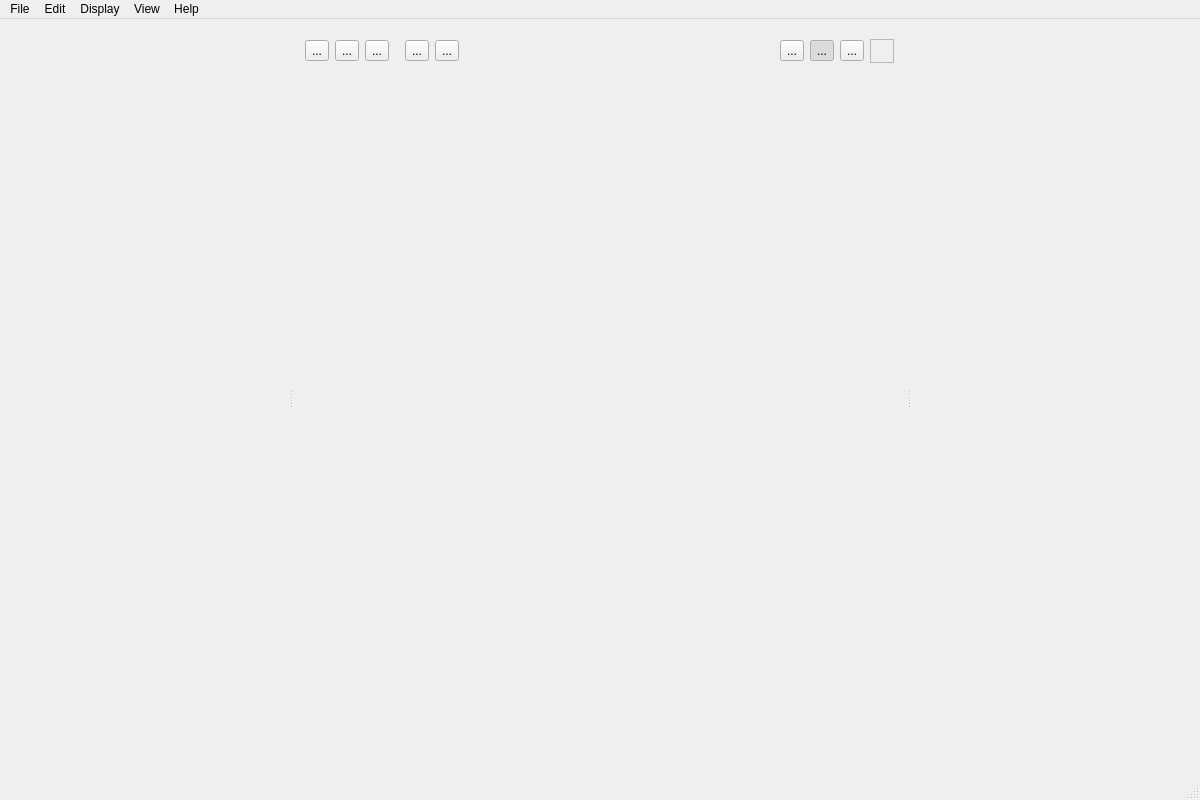
The window that sources/viewer.ui (mikaelsundell/stageviz) describes before a commit, drawn with Qt 5.
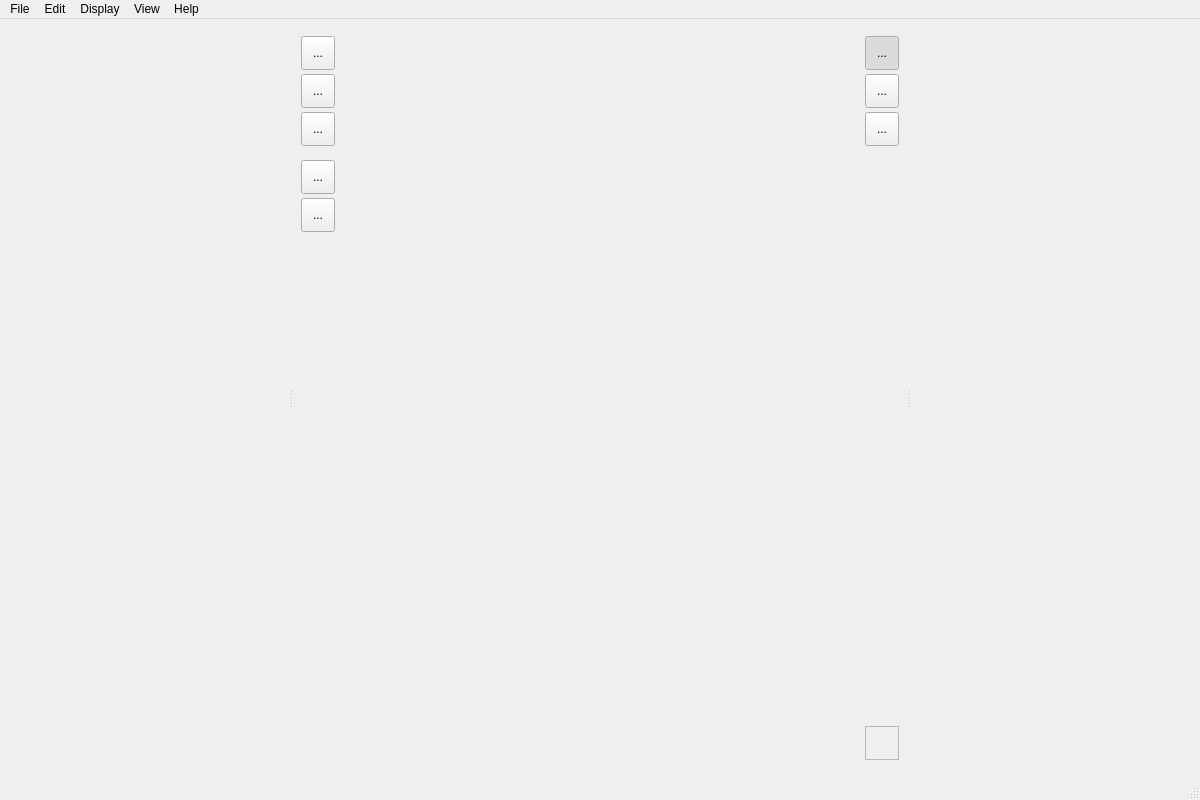
The same window after the commit. Custom widgets are drawn as their Qt base class.

Commit message: Moved python shelf layout to main window

```diff
--- a/sources/viewer.ui
+++ b/sources/viewer.ui
@@ -103,33 +103,59 @@
             <number>0</number>
            </property>
            <item>
+            <layout class="QHBoxLayout" name="renderAreaLayout">
+             <property name="spacing">
+              <number>4</number>
+             </property>
+             <property name="leftMargin">
+              <number>0</number>
+             </property>
+             <property name="topMargin">
+              <number>0</number>
+             </property>
+             <property name="rightMargin">
+              <number>0</number>
+             </property>
+             <property name="bottomMargin">
+              <number>0</number>
+             </property>
+             <item>
             <widget class="QWidget" name="widget_5" native="true">
              <property name="sizePolicy">
-              <sizepolicy hsizetype="Expanding" vsizetype="Fixed">
+                <sizepolicy hsizetype="Fixed" vsizetype="Expanding">
                <horstretch>0</horstretch>
                <verstretch>0</verstretch>
               </sizepolicy>
              </property>
              <property name="minimumSize">
               <size>
-               <width>0</width>
-               <height>50</height>
+                 <width>42</width>
+                 <height>0</height>
               </size>
              </property>
              <property name="maximumSize">
               <size>
-               <width>16777215</width>
-               <height>50</height>
+                 <width>42</width>
+                 <height>16777215</height>
               </size>
              </property>
              <property name="styleSheet">
               <string notr="true" />
              </property>
-             <layout class="QHBoxLayout" name="horizontalLayout_4">
+               <property name="DockWidget" stdset="0">
+                <bool>true</bool>
+               </property>
+               <layout class="QVBoxLayout" name="verticalToolbarLayout">
+                <property name="spacing">
+                 <number>4</number>
+                </property>
               <property name="leftMargin">
-               <number>8</number>
+                 <number>4</number>
               </property>
               <property name="topMargin">
+                 <number>8</number>
+                </property>
+                <property name="rightMargin">
                <number>4</number>
               </property>
               <property name="bottomMargin">
@@ -137,6 +163,24 @@
               </property>
               <item>
                <widget class="QToolButton" name="open">
+                  <property name="maximumSize">
+                   <size>
+                    <width>34</width>
+                    <height>34</height>
+                   </size>
+                  </property>
+                  <property name="minimumSize">
+                   <size>
+                    <width>34</width>
+                    <height>34</height>
+                   </size>
+                  </property>
+                  <property name="sizePolicy">
+                   <sizepolicy hsizetype="Fixed" vsizetype="Fixed">
+                    <horstretch>0</horstretch>
+                    <verstretch>0</verstretch>
+                   </sizepolicy>
+                  </property>
                 <property name="text">
                  <string>...</string>
                 </property>
@@ -150,6 +194,24 @@
               </item>
               <item>
                <widget class="QToolButton" name="exportAll">
+                  <property name="maximumSize">
+                   <size>
+                    <width>34</width>
+                    <height>34</height>
+                   </size>
+                  </property>
+                  <property name="minimumSize">
+                   <size>
+                    <width>34</width>
+                    <height>34</height>
+                   </size>
+                  </property>
+                  <property name="sizePolicy">
+                   <sizepolicy hsizetype="Fixed" vsizetype="Fixed">
+                    <horstretch>0</horstretch>
+                    <verstretch>0</verstretch>
+                   </sizepolicy>
+                  </property>
                 <property name="text">
                  <string>...</string>
                 </property>
@@ -163,6 +225,24 @@
               </item>
               <item>
                <widget class="QToolButton" name="exportImage">
+                  <property name="maximumSize">
+                   <size>
+                    <width>34</width>
+                    <height>34</height>
+                   </size>
+                  </property>
+                  <property name="minimumSize">
+                   <size>
+                    <width>34</width>
+                    <height>34</height>
+                   </size>
+                  </property>
+                  <property name="sizePolicy">
+                   <sizepolicy hsizetype="Fixed" vsizetype="Fixed">
+                    <horstretch>0</horstretch>
+                    <verstretch>0</verstretch>
+                   </sizepolicy>
+                  </property>
                 <property name="text">
                  <string>...</string>
                 </property>
@@ -177,21 +257,39 @@
               <item>
                <spacer name="horizontalSpacer_3">
                 <property name="orientation">
-                 <enum>Qt::Orientation::Horizontal</enum>
+                   <enum>Qt::Orientation::Vertical</enum>
                 </property>
                 <property name="sizeType">
                  <enum>QSizePolicy::Policy::Fixed</enum>
                 </property>
                 <property name="sizeHint" stdset="0">
                  <size>
-                  <width>10</width>
-                  <height>20</height>
+                    <width>20</width>
+                    <height>10</height>
                  </size>
                 </property>
                </spacer>
               </item>
               <item>
                <widget class="QToolButton" name="undo">
+                  <property name="maximumSize">
+                   <size>
+                    <width>34</width>
+                    <height>34</height>
+                   </size>
+                  </property>
+                  <property name="minimumSize">
+                   <size>
+                    <width>34</width>
+                    <height>34</height>
+                   </size>
+                  </property>
+                  <property name="sizePolicy">
+                   <sizepolicy hsizetype="Fixed" vsizetype="Fixed">
+                    <horstretch>0</horstretch>
+                    <verstretch>0</verstretch>
+                   </sizepolicy>
+                  </property>
                 <property name="text">
                  <string>...</string>
                 </property>
@@ -205,6 +303,24 @@
               </item>
               <item>
                <widget class="QToolButton" name="redo">
+                  <property name="maximumSize">
+                   <size>
+                    <width>34</width>
+                    <height>34</height>
+                   </size>
+                  </property>
+                  <property name="minimumSize">
+                   <size>
+                    <width>34</width>
+                    <height>34</height>
+                   </size>
+                  </property>
+                  <property name="sizePolicy">
+                   <sizepolicy hsizetype="Fixed" vsizetype="Fixed">
+                    <horstretch>0</horstretch>
+                    <verstretch>0</verstretch>
+                   </sizepolicy>
+                  </property>
                 <property name="text">
                  <string>...</string>
                 </property>
@@ -219,31 +335,157 @@
               <item>
                <spacer name="horizontalSpacer_4">
                 <property name="orientation">
-                 <enum>Qt::Orientation::Horizontal</enum>
+                   <enum>Qt::Orientation::Vertical</enum>
                 </property>
                 <property name="sizeHint" stdset="0">
                  <size>
-                  <width>40</width>
-                  <height>20</height>
+                    <width>20</width>
+                    <height>40</height>
                  </size>
                 </property>
                </spacer>
               </item>
+               </layout>
+              </widget>
+             </item>
               <item>
-               <widget class="QToolButton" name="frameAll">
-                <property name="text">
-                 <string>...</string>
-                </property>
-                <property name="iconSize">
-                 <size>
-                  <width>24</width>
-                  <height>24</height>
-                 </size>
-                </property>
-               </widget>
-              </item>
+              <layout class="QVBoxLayout" name="shelfViewportLayout">
+               <property name="spacing">
+                <number>4</number>
+               </property>
+               <property name="leftMargin">
+                <number>0</number>
+               </property>
+               <property name="topMargin">
+                <number>0</number>
+               </property>
+               <property name="rightMargin">
+                <number>0</number>
+               </property>
+               <property name="bottomMargin">
+                <number>0</number>
+               </property>
+               <item>
+                <widget class="QWidget" name="pythonShelfWidget" native="true">
+                 <property name="sizePolicy">
+                  <sizepolicy hsizetype="Expanding" vsizetype="Fixed">
+                   <horstretch>0</horstretch>
+                   <verstretch>0</verstretch>
+                  </sizepolicy>
+                 </property>
+                 <property name="DockWidget" stdset="0">
+                  <bool>true</bool>
+                 </property>
+                 <layout class="QVBoxLayout" name="pythonShelfLayout">
+                  <property name="spacing">
+                   <number>0</number>
+                  </property>
+                  <property name="leftMargin">
+                   <number>4</number>
+                  </property>
+                  <property name="topMargin">
+                   <number>4</number>
+                  </property>
+                  <property name="rightMargin">
+                   <number>4</number>
+                  </property>
+                  <property name="bottomMargin">
+                   <number>4</number>
+                  </property>
+                 </layout>
+                </widget>
+               </item>
+               <item>
+                <widget class="QWidget" name="widget" native="true">
+                 <property name="sizePolicy">
+                  <sizepolicy hsizetype="Preferred" vsizetype="Expanding">
+                   <horstretch>0</horstretch>
+                   <verstretch>0</verstretch>
+                  </sizepolicy>
+                 </property>
+                 <layout class="QHBoxLayout" name="horizontalLayout_2">
+                  <property name="spacing">
+                   <number>2</number>
+                  </property>
+                  <property name="leftMargin">
+                   <number>4</number>
+                  </property>
+                  <property name="topMargin">
+                   <number>4</number>
+                  </property>
+                  <property name="rightMargin">
+                   <number>4</number>
+                  </property>
+                  <property name="bottomMargin">
+                   <number>4</number>
+                  </property>
+                  <item>
+                   <widget class="stageviz::RenderView" name="renderView" native="true" />
+                  </item>
+                 </layout>
+                </widget>
+               </item>
+              </layout>
+             </item>
+             <item>
+              <widget class="QWidget" name="widget_2" native="true">
+               <property name="sizePolicy">
+                <sizepolicy hsizetype="Fixed" vsizetype="Expanding">
+                 <horstretch>0</horstretch>
+                 <verstretch>0</verstretch>
+                </sizepolicy>
+               </property>
+               <property name="minimumSize">
+                <size>
+                 <width>42</width>
+                 <height>0</height>
+                </size>
+               </property>
+               <property name="maximumSize">
+                <size>
+                 <width>42</width>
+                 <height>16777215</height>
+                </size>
+               </property>
+               <property name="DockWidget" stdset="0">
+                <bool>true</bool>
+               </property>
+               <layout class="QVBoxLayout" name="renderToolbarLayout">
+                <property name="spacing">
+                 <number>4</number>
+                </property>
+                <property name="leftMargin">
+                 <number>4</number>
+                </property>
+                <property name="topMargin">
+                 <number>8</number>
+                </property>
+                <property name="rightMargin">
+                 <number>4</number>
+                </property>
+                <property name="bottomMargin">
+                 <number>8</number>
+                </property>
               <item>
                <widget class="QToolButton" name="shaded">
+                  <property name="maximumSize">
+                   <size>
+                    <width>34</width>
+                    <height>34</height>
+                   </size>
+                  </property>
+                  <property name="minimumSize">
+                   <size>
+                    <width>34</width>
+                    <height>34</height>
+                   </size>
+                  </property>
+                  <property name="sizePolicy">
+                   <sizepolicy hsizetype="Fixed" vsizetype="Fixed">
+                    <horstretch>0</horstretch>
+                    <verstretch>0</verstretch>
+                   </sizepolicy>
+                  </property>
                 <property name="text">
                  <string>...</string>
                 </property>
@@ -263,6 +505,24 @@
               </item>
               <item>
                <widget class="QToolButton" name="wireframe">
+                  <property name="maximumSize">
+                   <size>
+                    <width>34</width>
+                    <height>34</height>
+                   </size>
+                  </property>
+                  <property name="minimumSize">
+                   <size>
+                    <width>34</width>
+                    <height>34</height>
+                   </size>
+                  </property>
+                  <property name="sizePolicy">
+                   <sizepolicy hsizetype="Fixed" vsizetype="Fixed">
+                    <horstretch>0</horstretch>
+                    <verstretch>0</verstretch>
+                   </sizepolicy>
+                  </property>
                 <property name="text">
                  <string>...</string>
                 </property>
@@ -277,8 +537,61 @@
                 </property>
                </widget>
               </item>
+                <item>
+                 <widget class="QToolButton" name="frameAll">
+                  <property name="maximumSize">
+                   <size>
+                    <width>34</width>
+                    <height>34</height>
+                   </size>
+                  </property>
+                  <property name="minimumSize">
+                   <size>
+                    <width>34</width>
+                    <height>34</height>
+                   </size>
+                  </property>
+                  <property name="sizePolicy">
+                   <sizepolicy hsizetype="Fixed" vsizetype="Fixed">
+                    <horstretch>0</horstretch>
+                    <verstretch>0</verstretch>
+                   </sizepolicy>
+                  </property>
+                  <property name="text">
+                   <string>...</string>
+                  </property>
+                  <property name="iconSize">
+                   <size>
+                    <width>24</width>
+                    <height>24</height>
+                   </size>
+                  </property>
+                 </widget>
+                </item>
+                <item>
+                 <spacer name="spacer">
+                  <property name="orientation">
+                   <enum>Qt::Orientation::Vertical</enum>
+                  </property>
+                  <property name="sizeType">
+                   <enum>QSizePolicy::Policy::Expanding</enum>
+                  </property>
+                  <property name="sizeHint" stdset="0">
+                   <size>
+                    <width>20</width>
+                    <height>40</height>
+                   </size>
+                  </property>
+                 </spacer>
+                </item>
               <item>
                <widget class="QFrame" name="backgroundColor">
+                  <property name="maximumSize">
+                   <size>
+                    <width>34</width>
+                    <height>34</height>
+                   </size>
+                  </property>
                 <property name="sizePolicy">
                  <sizepolicy hsizetype="Fixed" vsizetype="Fixed">
                   <horstretch>0</horstretch>
@@ -287,8 +600,8 @@
                 </property>
                 <property name="minimumSize">
                  <size>
-                  <width>24</width>
-                  <height>24</height>
+                    <width>34</width>
+                    <height>34</height>
                  </size>
                 </property>
                 <property name="styleSheet">
@@ -303,33 +616,6 @@
                </widget>
               </item>
              </layout>
-            </widget>
-           </item>
-           <item>
-            <layout class="QHBoxLayout" name="horizontalLayout_5">
-             <property name="spacing">
-              <number>0</number>
-             </property>
-             <property name="leftMargin">
-              <number>0</number>
-             </property>
-             <property name="topMargin">
-              <number>0</number>
-             </property>
-             <property name="rightMargin">
-              <number>0</number>
-             </property>
-             <property name="bottomMargin">
-              <number>0</number>
-             </property>
-             <item>
-              <widget class="stageviz::RenderView" name="renderView" native="true">
-               <property name="sizePolicy">
-                <sizepolicy hsizetype="Expanding" vsizetype="Expanding">
-                 <horstretch>0</horstretch>
-                 <verstretch>0</verstretch>
-                </sizepolicy>
-               </property>
               </widget>
              </item>
             </layout>
```
Left out of the diff: 2 changed lines with no effect on the pictures. Lines whose indentation alone changed are shown as unchanged. The commit also changes 9 other files.
